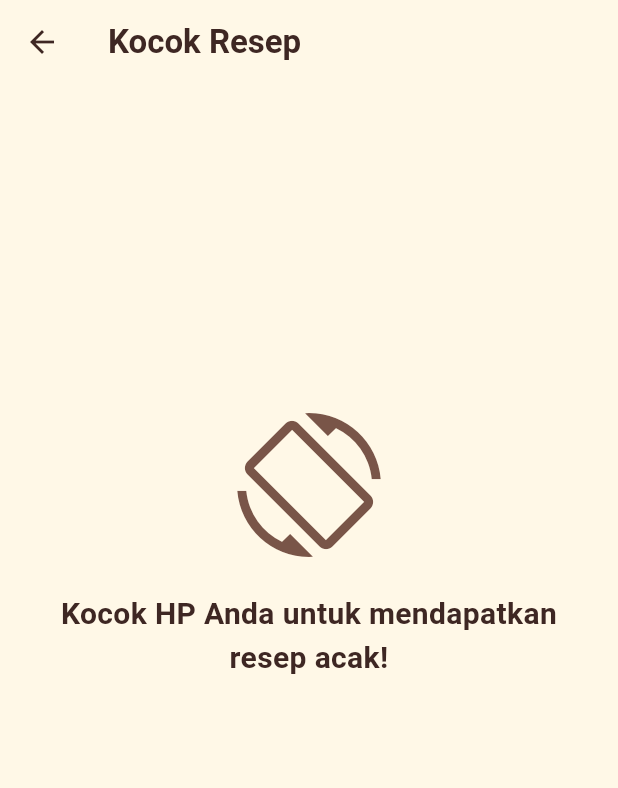
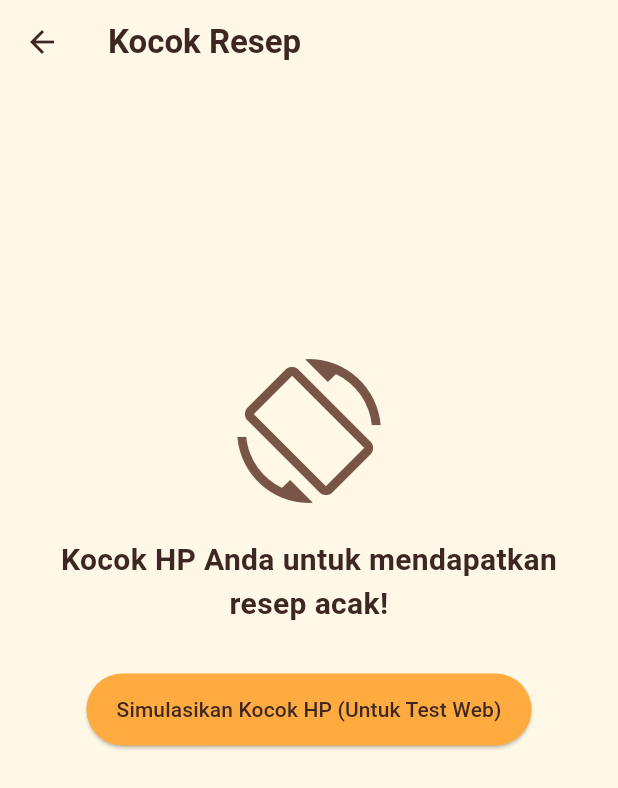
Before and after one commit to Dean897/brewmaster-hub, a Flutter app: the MainScreen screen opened directly, after a tap on "Kocok Resep", on a phone screen of 412 x 824 dp. Shown: the top 788 px of the screen. Run offline on Flutter 3.47's test engine with Material 3 defaults, Android fonts, the light colour scheme and no system bars; our stand-ins replace flutter_map, latlong2, sensors_plus, supabase_flutter; missing offline and left inert: flutter_ringtone_player; accounts and stored records are empty.

Commit message:
feat: tambahkan simulasi gacha web dan implementasi peta kedai dengan openstreetmap

```diff
--- a/lib/features/home/screens/home_tab.dart
+++ b/lib/features/home/screens/home_tab.dart
@@ -2,6 +2,7 @@ import 'package:flutter/material.dart';
 
 import '../../../core/theme/app_colors.dart';
 import '../../minigames/screens/gacha_screen.dart';
+import 'map_screen.dart';
 import 'timer_screen.dart';
 
 class HomeTab extends StatelessWidget {
@@ -49,6 +50,13 @@ class HomeTab extends StatelessWidget {
                         context,
                         MaterialPageRoute<void>(
                           builder: (context) => const TimerScreen(),
+                        ),
+                      );
+                    } else if (menu.title == 'Peta Kedai') {
+                      Navigator.push(
+                        context,
+                        MaterialPageRoute<void>(
+                          builder: (context) => const MapScreen(),
                         ),
                       );
                     } else if (menu.title == 'Kocok Resep') {
--- a/lib/features/minigames/screens/gacha_screen.dart
+++ b/lib/features/minigames/screens/gacha_screen.dart
@@ -97,6 +97,19 @@ class _GachaScreenState extends State<GachaScreen> {
                 ),
               ),
               const SizedBox(height: 32),
+              ElevatedButton(
+                onPressed: _showRandomRecipe,
+                style: ElevatedButton.styleFrom(
+                  backgroundColor: Colors.orangeAccent,
+                  foregroundColor: AppColors.darkCoffee,
+                  padding: const EdgeInsets.symmetric(
+                    horizontal: 20,
+                    vertical: 14,
+                  ),
+                ),
+                child: const Text('Simulasikan Kocok HP (Untuk Test Web)'),
+              ),
+              const SizedBox(height: 24),
               AnimatedSwitcher(
                 duration: const Duration(milliseconds: 400),
                 child: _selectedRecipe == null
--- a/pubspec.yaml
+++ b/pubspec.yaml
@@ -11,6 +11,7 @@ dependencies:
     sdk: flutter
   flutter_map: ^8.3.2
   flutter_ringtone_player: ^4.0.0+4
+  latlong2: ^0.10.1
   local_auth: ^3.0.2
   path_provider: ^2.1.6
   provider: ^6.1.5+1
```
Also changed, not shown: lib/features/home/screens/map_screen.dart (added, +73 -0 lines), pubspec.lock.
